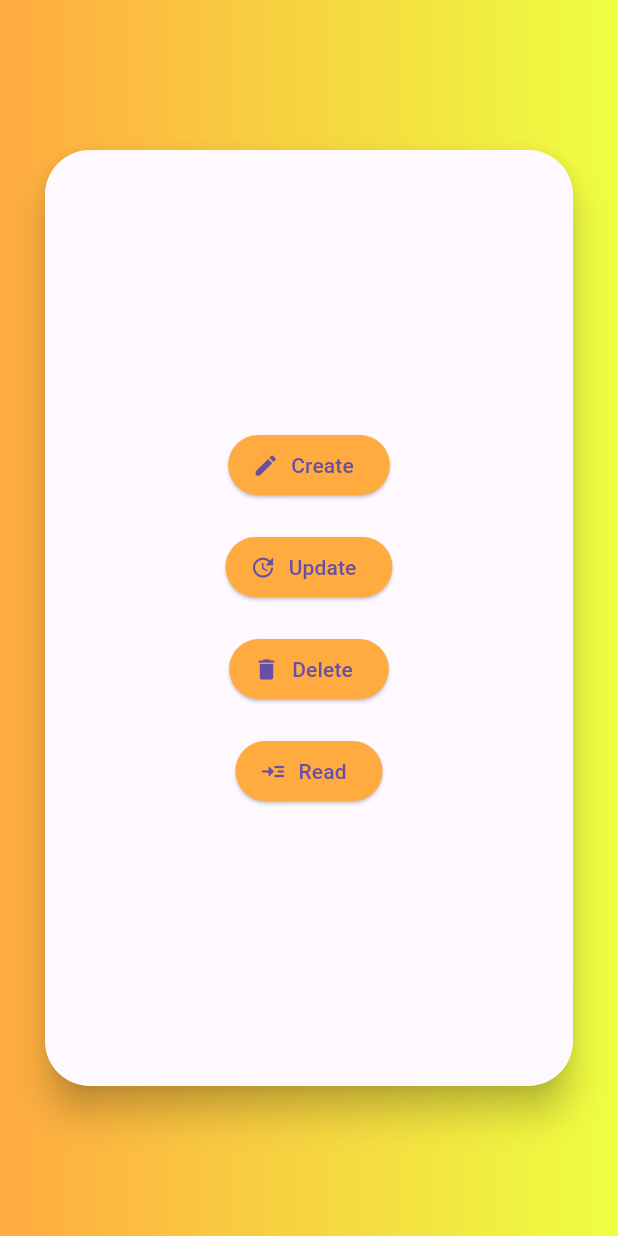
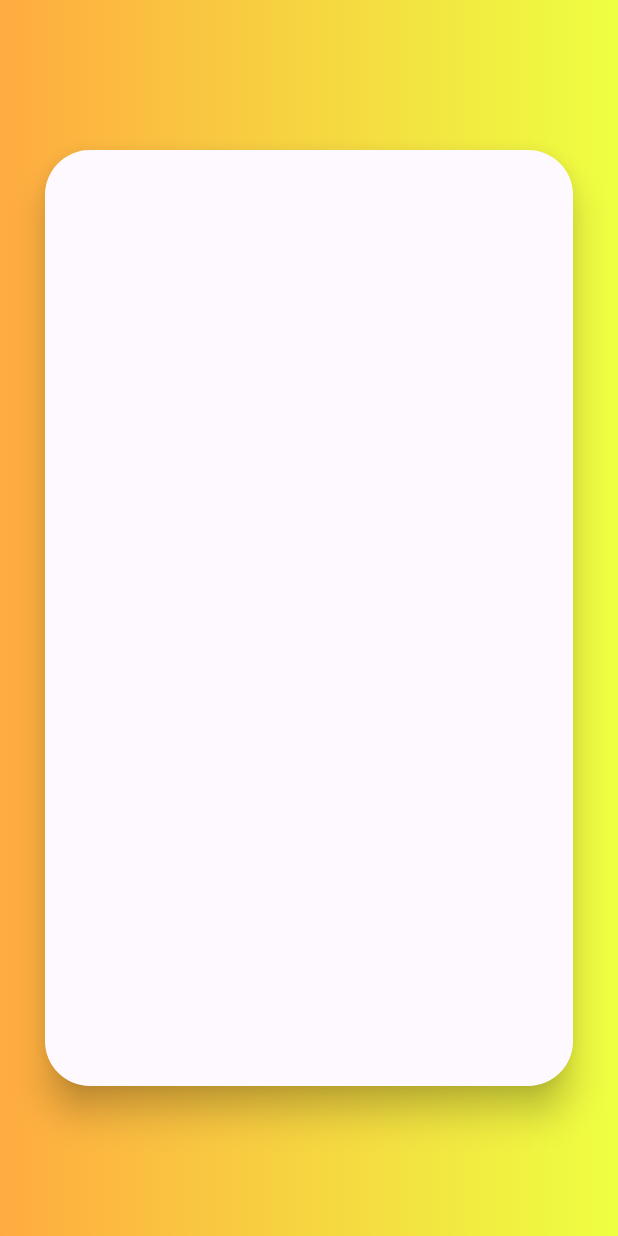
Before and after one commit to saghro/crud_flutter, a Flutter app: the screen it shows after launch, after a tap on "Create", on a phone screen of 412 x 824 dp. Run offline on Flutter 3.47's test engine with Material 3 defaults, Android fonts, the phone set to English and light mode, and no system bars.

Commit message:
event create

```diff
--- a/frontend/lib/HomePage.dart
+++ b/frontend/lib/HomePage.dart
@@ -1,4 +1,5 @@
 import 'package:flutter/material.dart';
+import 'package:frontend/create.dart';
 
 class HomePage extends StatefulWidget {
   const HomePage({super.key});
@@ -41,7 +42,9 @@ class _HomePageState extends State<HomePage> {
                 mainAxisAlignment: MainAxisAlignment.center,
                 children: [
                   ElevatedButton.icon(
-                      onPressed: (){},
+                      onPressed: (){
+                        Navigator.of(context).push(MaterialPageRoute(builder: (_)=>createScreen()));
+                      },
                       icon: const Icon(Icons.create),
                       label:  const Text('Create'),
                       style: ElevatedButton.styleFrom(
--- /dev/null
+++ b/frontend/lib/create.dart
@@ -0,0 +1,45 @@
+import 'package:flutter/material.dart';
+
+class createScreen extends StatefulWidget {
+  const createScreen({super.key});
+
+  @override
+  State<createScreen> createState() => _createScreenState();
+}
+
+class _createScreenState extends State<createScreen> {
+  @override
+  Widget build(BuildContext context) {
+    return Scaffold(
+      body: Container(
+        child: Stack(
+          children: [
+            Container(
+              decoration: const BoxDecoration(
+                  gradient: LinearGradient(colors: [
+                    Colors.orangeAccent,
+                    Colors.limeAccent
+                  ])),
+            ),
+            Container(
+              margin: const EdgeInsets.symmetric(vertical: 100,horizontal: 30),
+              child: Material(
+                elevation: 10,
+                borderRadius: BorderRadius.circular(30),
+                child: Container(
+                  height: MediaQuery.of(context).size.height,
+                  width: MediaQuery.of(context).size.width,
+                  decoration: BoxDecoration(
+                      borderRadius: BorderRadius.circular(30),
+                      color: Colors.white24
+                  ),
+                ),
+              ),
+            ),
+
+          ],
+        ),
+      ),
+    );
+  }
+}
```
